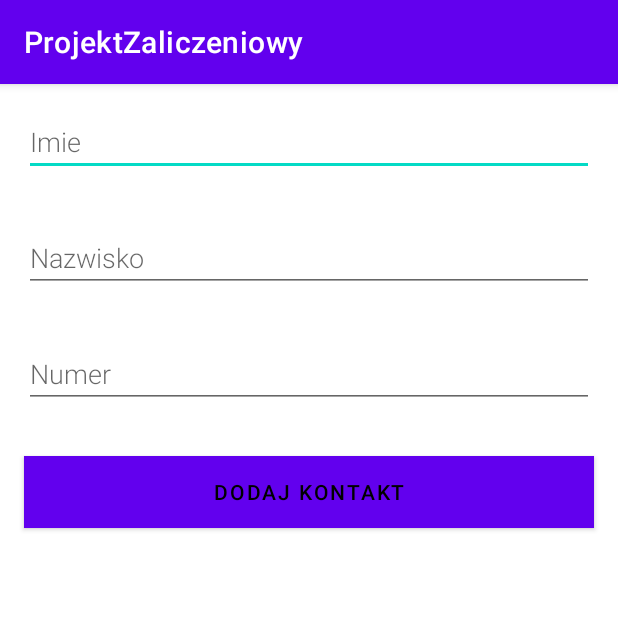
After one commit to pawciow/Android-contact-list, an Android app: the AddContact screen opened directly, with no data from a screen before it, on a phone screen of 412 x 824 dp, the top half of it. The commit adds this screen. Run offline under Robolectric (Android 15) with nearby library versions, the phone set to English and light mode, and no system bars.

```diff
--- a/app/src/main/AndroidManifest.xml
+++ b/app/src/main/AndroidManifest.xml
@@ -10,7 +10,8 @@
         android:roundIcon="@mipmap/ic_launcher_round"
         android:supportsRtl="true"
         android:theme="@style/Theme.ProjektZaliczeniowy">
-        <activity android:name=".EditContact"></activity>
+        <activity android:name=".AddContact"></activity>
+        <activity android:name=".EditContact" />
         <activity android:name=".MainActivity">
             <intent-filter>
                 <action android:name="android.intent.action.MAIN" />
--- /dev/null
+++ b/app/src/main/java/com/example/projektzaliczeniowy/AddContact.kt
@@ -0,0 +1,47 @@
+package com.example.projektzaliczeniowy
+
+import android.app.Activity
+import android.content.Intent
+import androidx.appcompat.app.AppCompatActivity
+import android.os.Bundle
+import android.text.TextUtils
+import android.widget.Button
+import android.widget.EditText
+import android.widget.Toast
+
+class AddContact : AppCompatActivity() {
+    private lateinit var first_name_edittext : EditText
+    private lateinit var last_name_edittext : EditText
+    private lateinit var number_edittext : EditText
+
+    override fun onCreate(savedInstanceState: Bundle?) {
+        super.onCreate(savedInstanceState)
+        setContentView(R.layout.activity_add_contact)
+
+        first_name_edittext = findViewById(R.id.first_name)
+        last_name_edittext = findViewById(R.id.last_name)
+        number_edittext = findViewById(R.id.number)
+
+        val button = findViewById<Button>(R.id.button_add)
+        button.setOnClickListener {
+            if(TextUtils.isEmpty(first_name_edittext.text)
+                || TextUtils.isEmpty(last_name_edittext.text )
+                || TextUtils.isEmpty(number_edittext.text))
+                Toast.makeText(this,
+                    "Wypełnij proszę wszystkie pola", Toast.LENGTH_LONG).show()
+            finish()
+
+            val firstName = first_name_edittext.text.toString()
+            val lastName = last_name_edittext.text.toString()
+            val number = number_edittext.text.toString()
+
+            val reply = Intent()
+            setResult(Activity.RESULT_OK)
+            reply.putExtra("FIRST_NAME", firstName)
+            reply.putExtra("LAST_NAME", lastName)
+            reply.putExtra("number", number)
+
+            finish()
+        }
+    }
+}
--- a/app/src/main/java/com/example/projektzaliczeniowy/Database.kt
+++ b/app/src/main/java/com/example/projektzaliczeniowy/Database.kt
@@ -28,6 +28,7 @@ abstract class AppDatabase : RoomDatabase() {
                         "contact_database"
                 )
                     .addCallback(ContactDatabaseCallback(scope))
+                    .allowMainThreadQueries()
                     .build()
                 INSTANCE = instance
                 // return instance
--- a/app/src/main/java/com/example/projektzaliczeniowy/ViewModel.kt
+++ b/app/src/main/java/com/example/projektzaliczeniowy/ViewModel.kt
@@ -10,6 +10,10 @@ class ContactViewModel(private val repository: Repository) : ViewModel() {
         repository.insert(contact)
     }
 
+    fun update(contact: Contact) = viewModelScope.launch {
+        repository.update(contact)
+    }
+
     class ContactViewModelFactory(private val repository: Repository) : ViewModelProvider.Factory {
         override fun <T : ViewModel> create(modelClass: Class<T>): T {
             if (modelClass.isAssignableFrom(ContactViewModel::class.java)) {
--- /dev/null
+++ b/app/src/main/res/layout/activity_add_contact.xml
@@ -0,0 +1,45 @@
+<?xml version="1.0" encoding="utf-8"?>
+<LinearLayout xmlns:android="http://schemas.android.com/apk/res/android"
+    android:orientation="vertical"
+    android:layout_width="match_parent"
+    android:layout_height="match_parent">
+
+    <EditText
+        android:id="@+id/first_name"
+        android:layout_width="match_parent"
+        android:layout_height="wrap_content"
+        android:fontFamily="sans-serif-light"
+        android:hint="@string/hint_word_first_name"
+        android:inputType="textAutoComplete"
+        android:layout_margin="16dp"
+        android:textSize="18sp" />
+    <EditText
+        android:id="@+id/last_name"
+        android:layout_width="match_parent"
+        android:layout_height="wrap_content"
+        android:fontFamily="sans-serif-light"
+        android:hint="@string/hint_word_last_name"
+        android:inputType="textAutoComplete"
+        android:layout_margin="16dp"
+        android:textSize="18sp" />
+    <EditText
+        android:id="@+id/number"
+        android:layout_width="match_parent"
+        android:layout_height="wrap_content"
+        android:fontFamily="sans-serif-light"
+        android:hint="@string/hint_word_number"
+        android:inputType="number"
+        android:layout_margin="16dp"
+        android:textSize="18sp" />
+
+
+    <Button
+        android:id="@+id/button_add"
+        android:layout_width="match_parent"
+        android:layout_height="wrap_content"
+        android:background="@color/purple_200"
+        android:text="@string/button_add"
+        android:layout_margin="16dp"
+        android:textColor="@color/black" />
+
+</LinearLayout>
--- a/app/src/main/res/values/strings.xml
+++ b/app/src/main/res/values/strings.xml
@@ -4,4 +4,5 @@
     <string name="hint_word_first_name">Imie</string>
     <string name="hint_word_last_name">Nazwisko</string>
     <string name="hint_word_number">Numer</string>
+    <string name="button_add">Dodaj kontakt</string>
 </resources>
```
Also changed, not shown: app/src/main/java/com/example/projektzaliczeniowy/ContactListAdapter.kt (+16 -1 lines), app/src/main/java/com/example/projektzaliczeniowy/DAO.kt (+4 -4 lines), app/src/main/java/com/example/projektzaliczeniowy/EditContact.kt (+61 -1 lines), app/src/main/java/com/example/projektzaliczeniowy/MainActivity.kt (+18 -8 lines), app/src/main/java/com/example/projektzaliczeniowy/Repository.kt (+7 -0 lines).
